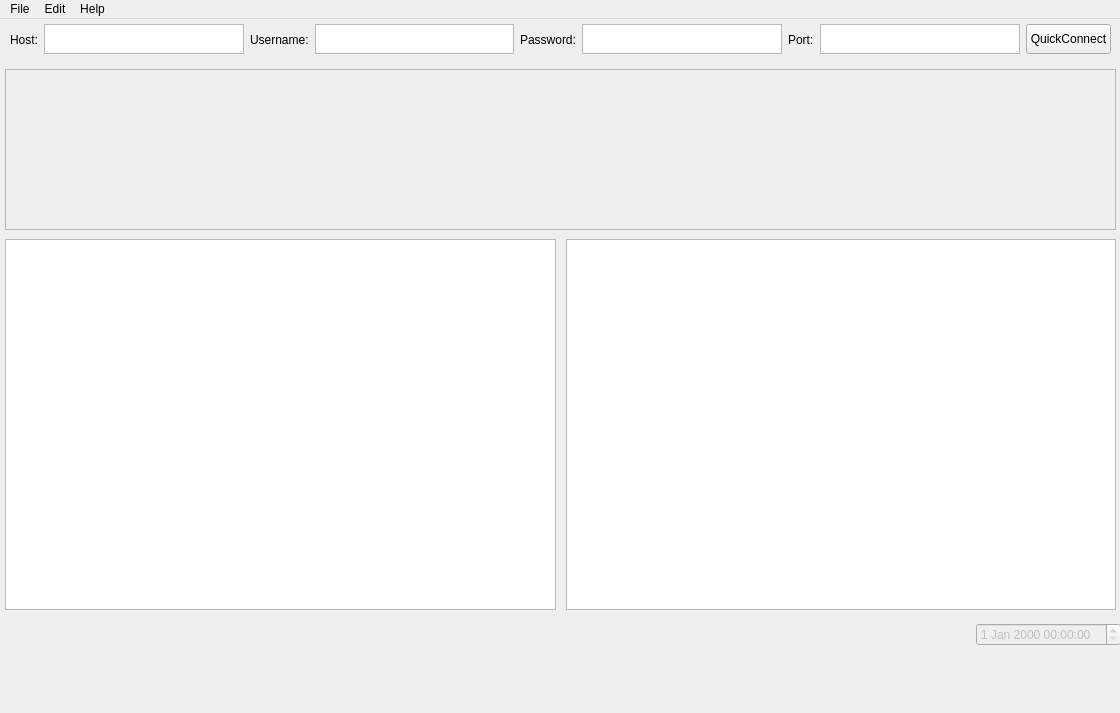
Old version of the form FTPClient.ui in the repository hoangsang17th/FTP.
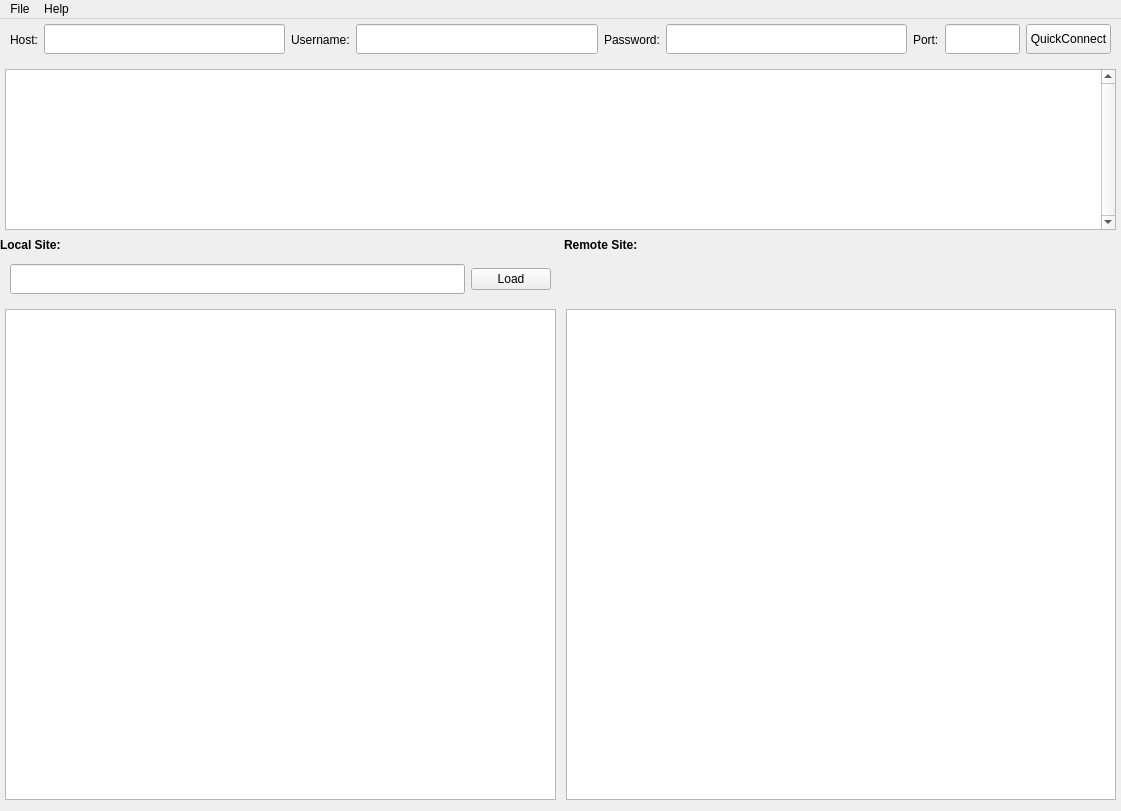
New version of the form.

Commit message: Hoàn thiện cho chọn địa chỉ folder gốc của cây, Cho phép kết nối và in lỗi ra ngoiaf màn hình, cho cuộn chỗ xem tiến trình, cho kết nối chọn cổng

Diff of the .ui file:
```diff
--- a/FTPClient.ui
+++ b/FTPClient.ui
@@ -6,14 +6,20 @@
    <rect>
     <x>0</x>
     <y>0</y>
-    <width>1120</width>
-    <height>713</height>
+    <width>1121</width>
+    <height>811</height>
    </rect>
   </property>
   <property name="windowTitle">
    <string>FTP Client by Hoangsang17th</string>
   </property>
-  <widget class="QWidget" name="centralwidget">
+  <widget class="QWidget" name="widgetAll">
+   <property name="sizePolicy">
+    <sizepolicy hsizetype="Preferred" vsizetype="Preferred">
+     <horstretch>0</horstretch>
+     <verstretch>0</verstretch>
+    </sizepolicy>
+   </property>
    <widget class="QWidget" name="horizontalLayoutWidget">
     <property name="geometry">
      <rect>
@@ -23,9 +29,9 @@
       <height>41</height>
      </rect>
     </property>
-    <layout class="QHBoxLayout" name="horizontalLayoutTop">
+    <layout class="QHBoxLayout" name="layoutConnect" stretch="0,0,0,0,0,0,0,0,0">
      <property name="sizeConstraint">
-      <enum>QLayout::SetMinimumSize</enum>
+      <enum>QLayout::SetDefaultConstraint</enum>
      </property>
      <property name="leftMargin">
       <number>10</number>
@@ -58,18 +64,19 @@
       </widget>
      </item>
      <item>
-      <widget class="QTextEdit" name="inputHost">
+      <widget class="QLineEdit" name="inputHost">
+       <property name="minimumSize">
+        <size>
+         <width>175</width>
+         <height>30</height>
+        </size>
+       </property>
        <property name="maximumSize">
         <size>
          <width>16777215</width>
          <height>30</height>
         </size>
        </property>
-       <property name="font">
-        <font>
-         <pointsize>9</pointsize>
-        </font>
-       </property>
       </widget>
      </item>
      <item>
@@ -91,9 +98,12 @@
       </widget>
      </item>
      <item>
-      <widget class="QTextEdit" name="inputUser">
-       <property name="enabled">
-        <bool>true</bool>
+      <widget class="QLineEdit" name="inputUser">
+       <property name="minimumSize">
+        <size>
+         <width>175</width>
+         <height>30</height>
+        </size>
        </property>
        <property name="maximumSize">
         <size>
@@ -101,11 +111,6 @@
          <height>30</height>
         </size>
        </property>
-       <property name="font">
-        <font>
-         <pointsize>9</pointsize>
-        </font>
-       </property>
       </widget>
      </item>
      <item>
@@ -127,17 +132,21 @@
       </widget>
      </item>
      <item>
-      <widget class="QTextEdit" name="inputPass">
+      <widget class="QLineEdit" name="inputPass">
+       <property name="minimumSize">
+        <size>
+         <width>175</width>
+         <height>30</height>
+        </size>
+       </property>
        <property name="maximumSize">
         <size>
          <width>16777215</width>
          <height>30</height>
         </size>
        </property>
-       <property name="font">
-        <font>
-         <pointsize>9</pointsize>
-        </font>
+       <property name="echoMode">
+        <enum>QLineEdit::Password</enum>
        </property>
       </widget>
      </item>
@@ -160,17 +169,21 @@
       </widget>
      </item>
      <item>
-      <widget class="QTextEdit" name="inputPort">
+      <widget class="QLineEdit" name="inputPort">
+       <property name="minimumSize">
+        <size>
+         <width>0</width>
+         <height>30</height>
+        </size>
+       </property>
        <property name="maximumSize">
         <size>
-         <width>16777215</width>
+         <width>75</width>
          <height>30</height>
         </size>
        </property>
-       <property name="font">
-        <font>
-         <pointsize>9</pointsize>
-        </font>
+       <property name="echoMode">
+        <enum>QLineEdit::Normal</enum>
        </property>
       </widget>
      </item>
@@ -194,39 +207,6 @@
      </item>
     </layout>
    </widget>
-   <widget class="QWidget" name="horizontalLayoutWidget_2">
-    <property name="geometry">
-     <rect>
-      <x>0</x>
-      <y>210</y>
-      <width>1121</width>
-      <height>391</height>
-     </rect>
-    </property>
-    <layout class="QHBoxLayout" name="horizontalLayout_2">
-     <property name="spacing">
-      <number>10</number>
-     </property>
-     <property name="leftMargin">
-      <number>5</number>
-     </property>
-     <property name="topMargin">
-      <number>10</number>
-     </property>
-     <property name="rightMargin">
-      <number>5</number>
-     </property>
-     <property name="bottomMargin">
-      <number>10</number>
-     </property>
-     <item>
-      <widget class="QTreeView" name="folderServer"/>
-     </item>
-     <item>
-      <widget class="QTreeView" name="folderLocal"/>
-     </item>
-    </layout>
-   </widget>
    <widget class="QWidget" name="horizontalLayoutWidget_3">
     <property name="geometry">
      <rect>
@@ -255,39 +235,126 @@
      <item>
       <widget class="QTextBrowser" name="textStatus">
        <property name="enabled">
-        <bool>false</bool>
+        <bool>true</bool>
        </property>
+       <property name="verticalScrollBarPolicy">
+        <enum>Qt::ScrollBarAlwaysOn</enum>
+       </property>
       </widget>
      </item>
     </layout>
    </widget>
-   <widget class="QWidget" name="horizontalLayoutWidget_4">
+   <widget class="QWidget" name="gridLayoutWidget">
     <property name="geometry">
      <rect>
       <x>0</x>
-      <y>600</y>
+      <y>280</y>
+      <width>1121</width>
+      <height>501</height>
+     </rect>
+    </property>
+    <layout class="QGridLayout" name="gridLayout">
+     <property name="sizeConstraint">
+      <enum>QLayout::SetDefaultConstraint</enum>
+     </property>
+     <property name="leftMargin">
+      <number>5</number>
+     </property>
+     <property name="topMargin">
+      <number>10</number>
+     </property>
+     <property name="rightMargin">
+      <number>5</number>
+     </property>
+     <property name="horizontalSpacing">
+      <number>10</number>
+     </property>
+     <item row="2" column="0">
+      <widget class="QTreeView" name="folderLocal"/>
+     </item>
+     <item row="2" column="1">
+      <widget class="QTreeView" name="folderServer">
+       <property name="contextMenuPolicy">
+        <enum>Qt::NoContextMenu</enum>
+       </property>
+      </widget>
+     </item>
+    </layout>
+   </widget>
+   <widget class="QWidget" name="horizontalLayoutWidget_2">
+    <property name="geometry">
+     <rect>
+      <x>0</x>
+      <y>210</y>
       <width>1121</width>
       <height>31</height>
      </rect>
     </property>
-    <layout class="QHBoxLayout" name="horizontalLayout">
+    <layout class="QHBoxLayout" name="layoutNameSite">
      <item>
-      <spacer name="horizontalSpacer">
-       <property name="orientation">
-        <enum>Qt::Horizontal</enum>
+      <widget class="QLabel" name="lbFolderLocal">
+       <property name="font">
+        <font>
+         <pointsize>9</pointsize>
+         <weight>75</weight>
+         <bold>true</bold>
+        </font>
        </property>
-       <property name="sizeHint" stdset="0">
+       <property name="text">
+        <string>Local Site:</string>
+       </property>
+      </widget>
+     </item>
+     <item>
+      <widget class="QLabel" name="lbFolderServer">
+       <property name="font">
+        <font>
+         <pointsize>9</pointsize>
+         <weight>75</weight>
+         <italic>false</italic>
+         <bold>true</bold>
+        </font>
+       </property>
+       <property name="text">
+        <string>Remote Site:</string>
+       </property>
+      </widget>
+     </item>
+    </layout>
+   </widget>
+   <widget class="QWidget" name="horizontalLayoutWidget_4">
+    <property name="geometry">
+     <rect>
+      <x>0</x>
+      <y>240</y>
+      <width>561</width>
+      <height>41</height>
+     </rect>
+    </property>
+    <layout class="QHBoxLayout" name="layoutPathLocal">
+     <property name="leftMargin">
+      <number>10</number>
+     </property>
+     <property name="rightMargin">
+      <number>10</number>
+     </property>
+     <item>
+      <widget class="QLineEdit" name="inputDirPathLocal">
+       <property name="enabled">
+        <bool>true</bool>
+       </property>
+       <property name="minimumSize">
         <size>
-         <width>40</width>
-         <height>20</height>
+         <width>0</width>
+         <height>30</height>
         </size>
        </property>
-      </spacer>
+      </widget>
      </item>
      <item>
-      <widget class="QDateTimeEdit" name="dateTimeEdit">
-       <property name="enabled">
-        <bool>false</bool>
+      <widget class="QPushButton" name="loadDirPathLocal">
+       <property name="text">
+        <string>Load</string>
        </property>
       </widget>
      </item>
@@ -299,7 +366,7 @@
     <rect>
      <x>0</x>
      <y>0</y>
-     <width>1120</width>
+     <width>1121</width>
      <height>26</height>
     </rect>
    </property>
@@ -319,13 +386,7 @@
     <addaction name="separator"/>
     <addaction name="actionAbout"/>
    </widget>
-   <widget class="QMenu" name="menuEdit_2">
-    <property name="title">
-     <string>Edit</string>
-    </property>
-   </widget>
    <addaction name="menuFile"/>
-   <addaction name="menuEdit_2"/>
    <addaction name="menuHelp"/>
   </widget>
   <action name="actionReport_a_bug">
```
Left out of the diff: 8 changed lines with no effect on the pictures. The commit also changes 4 other files.
